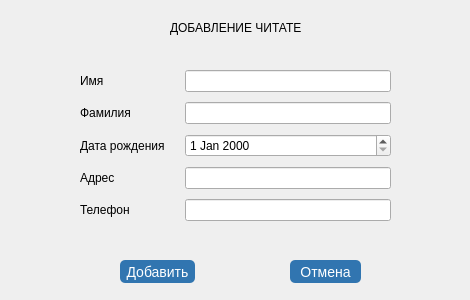
This is adding_reader/add_reader.ui in vladislavvasyukov/library as Qt 5 draws it before an edit. The edited form follows.
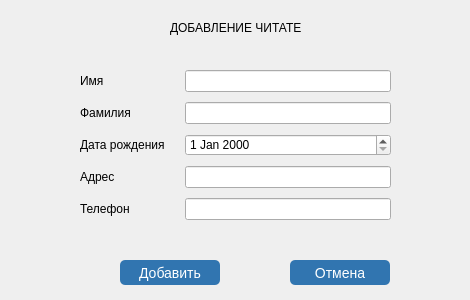
This is the edited form.

Commit message: change style of buttons and remove QDebug

What changed in the file:
```diff
--- a/adding_reader/add_reader.ui
+++ b/adding_reader/add_reader.ui
@@ -11,7 +11,40 @@
    </rect>
   </property>
   <property name="windowTitle">
-   <string/>
+   <string>Maktaba</string>
+  </property>
+  <property name="styleSheet">
+   <string notr="true">#addReaderButton {
+	color: #fff;
+	text-decoration: none; 
+	background-color: rgb(49, 117, 176);
+	font-size: 14px;
+	border-radius: 5px;
+}
+
+#addReaderButton:hover {
+	background-color: rgb(65, 158, 234);
+}
+
+#addReaderButton:pressed {
+	background-color: rgb(26, 64, 95);
+}
+
+#cancelButton {
+	color: #fff;
+	text-decoration: none; 
+	background-color: rgb(49, 117, 176);
+	font-size: 14px;
+	border-radius: 5px;
+}
+
+#cancelButton:hover {
+	background-color: rgb(65, 158, 234);
+}
+
+#cancelButton:pressed {
+	background-color: rgb(26, 64, 95);
+}</string>
   </property>
   <widget class="QWidget" name="formLayoutWidget">
    <property name="geometry">
@@ -110,19 +143,15 @@
     <rect>
      <x>120</x>
      <y>260</y>
-     <width>75</width>
-     <height>23</height>
+     <width>100</width>
+     <height>25</height>
     </rect>
    </property>
    <property name="cursor">
     <cursorShape>PointingHandCursor</cursorShape>
    </property>
    <property name="styleSheet">
-    <string notr="true">color: #fff;
-text-decoration: none; 
-background-color: #3175b0;
-font-size: 14px;
-border-radius: 5px;</string>
+    <string notr="true"/>
    </property>
    <property name="text">
     <string>Добавить</string>
@@ -133,8 +162,8 @@
     <rect>
      <x>290</x>
      <y>260</y>
-     <width>71</width>
-     <height>23</height>
+     <width>100</width>
+     <height>25</height>
     </rect>
    </property>
    <property name="cursor">
@@ -144,11 +173,7 @@
     <enum>Qt::ClickFocus</enum>
    </property>
    <property name="styleSheet">
-    <string notr="true">color: #fff;
-text-decoration: none; 
-background-color: #3175b0;
-font-size: 14px;
-border-radius: 5px;</string>
+    <string notr="true"/>
    </property>
    <property name="text">
     <string>Отмена</string>
```
The commit also changes 12 other files.
